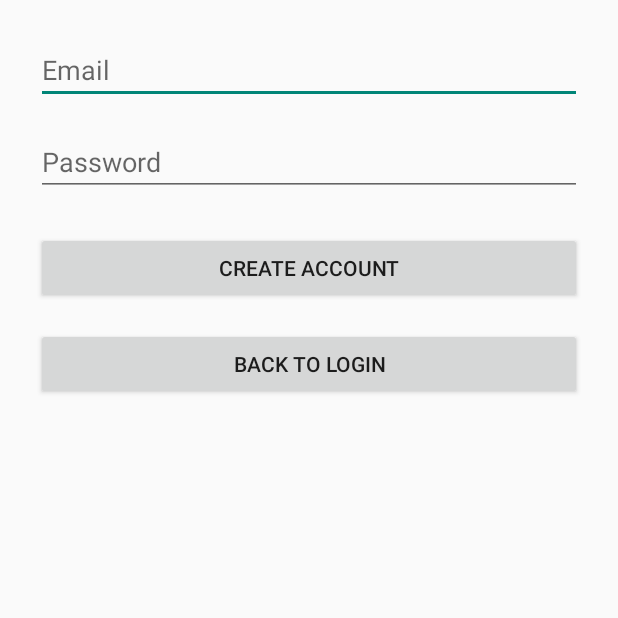
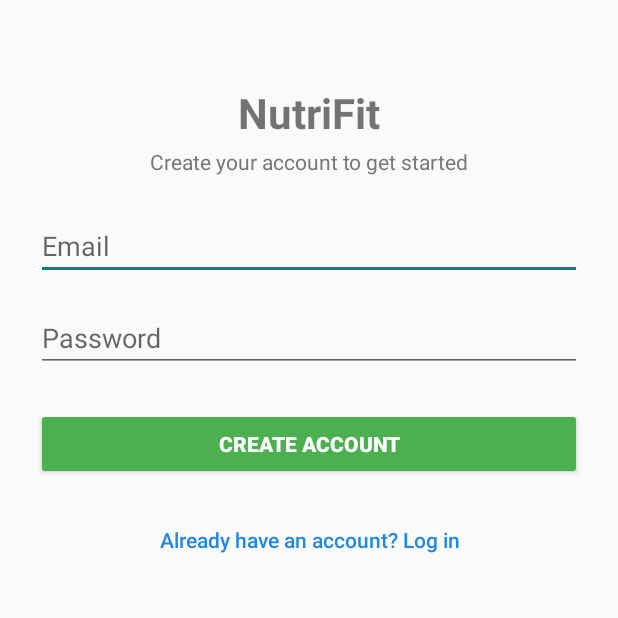
Before and after one commit to Musadaq23/NutriFit, an Android app: the RegisterActivity screen opened directly, with no data from a screen before it, on a phone screen of 412 x 824 dp, the top half of it. Run offline under Robolectric (Android 15) with nearby library versions, the phone set to English and light mode, and no system bars; our stand-ins replace Firebase (no records; nobody signed in at launch, a user with empty details on screens opened directly).

Commit message:
commiting updates to push unto git

```diff
--- a/app/src/main/res/layout/activity_register.xml
+++ b/app/src/main/res/layout/activity_register.xml
@@ -8,6 +8,30 @@
     android:layout_height="match_parent">
     tools:context=".ui.RegisterActivity">
 
+    <TextView
+        android:id="@+id/registerTitle"
+        android:layout_width="wrap_content"
+        android:layout_height="wrap_content"
+        android:text="NutriFit"
+        android:textSize="28sp"
+        android:textStyle="bold"
+        android:layout_marginTop="32dp"
+        app:layout_constraintTop_toTopOf="parent"
+        app:layout_constraintStart_toStartOf="parent"
+        app:layout_constraintEnd_toEndOf="parent" />
+
+    <TextView
+        android:id="@+id/registerSubtitle"
+        android:layout_width="wrap_content"
+        android:layout_height="wrap_content"
+        android:text="Create your account to get started"
+        android:textSize="14sp"
+        android:textColor="#777777"
+        android:layout_marginTop="4dp"
+        app:layout_constraintTop_toBottomOf="@id/registerTitle"
+        app:layout_constraintStart_toStartOf="parent"
+        app:layout_constraintEnd_toEndOf="parent" />
+
 
     <EditText
         android:id="@+id/regEmail"
@@ -15,7 +39,8 @@
         android:inputType="textEmailAddress"
         android:layout_width="0dp"
         android:layout_height="wrap_content"
-        app:layout_constraintTop_toTopOf="parent"
+        android:layout_marginTop="24dp"
+        app:layout_constraintTop_toBottomOf="@id/registerSubtitle"
         app:layout_constraintStart_toStartOf="parent"
         app:layout_constraintEnd_toEndOf="parent"/>
 
@@ -32,22 +57,31 @@
 
     <Button
         android:id="@+id/btnRegister"
-        android:text="Create Account"
         android:layout_width="0dp"
-        android:layout_height="wrap_content"
+        android:layout_height="48dp"
+        android:layout_marginTop="24dp"
+        android:text="CREATE ACCOUNT"
+        android:textAllCaps="true"
+        android:textStyle="bold"
+        android:textColor="#FFFFFF"
+        android:backgroundTint="#4CAF50"
         app:layout_constraintTop_toBottomOf="@id/regPassword"
-        android:layout_marginTop="24dp"
         app:layout_constraintStart_toStartOf="parent"
-        app:layout_constraintEnd_toEndOf="parent"/>
+        app:layout_constraintEnd_toEndOf="parent" />
 
     <Button
         android:id="@+id/btnGoToLogin"
-        android:text="Back to Login"
-        android:layout_width="0dp"
+        android:layout_width="wrap_content"
         android:layout_height="wrap_content"
+        android:text="Already have an account? Log in"
+        android:textSize="14sp"
+        android:textColor="#1E88E5"
+        android:background="@android:color/transparent"
+        android:padding="8dp"
+        android:textAllCaps="false"
         app:layout_constraintTop_toBottomOf="@id/btnRegister"
-        android:layout_marginTop="16dp"
         app:layout_constraintStart_toStartOf="parent"
-        app:layout_constraintEnd_toEndOf="parent"/>
+        app:layout_constraintEnd_toEndOf="parent"
+        android:layout_marginTop="16dp"/>
 
 </androidx.constraintlayout.widget.ConstraintLayout>
```
Also changed, not shown: app/src/main/res/layout/activity_login.xml (+23 -5 lines).
